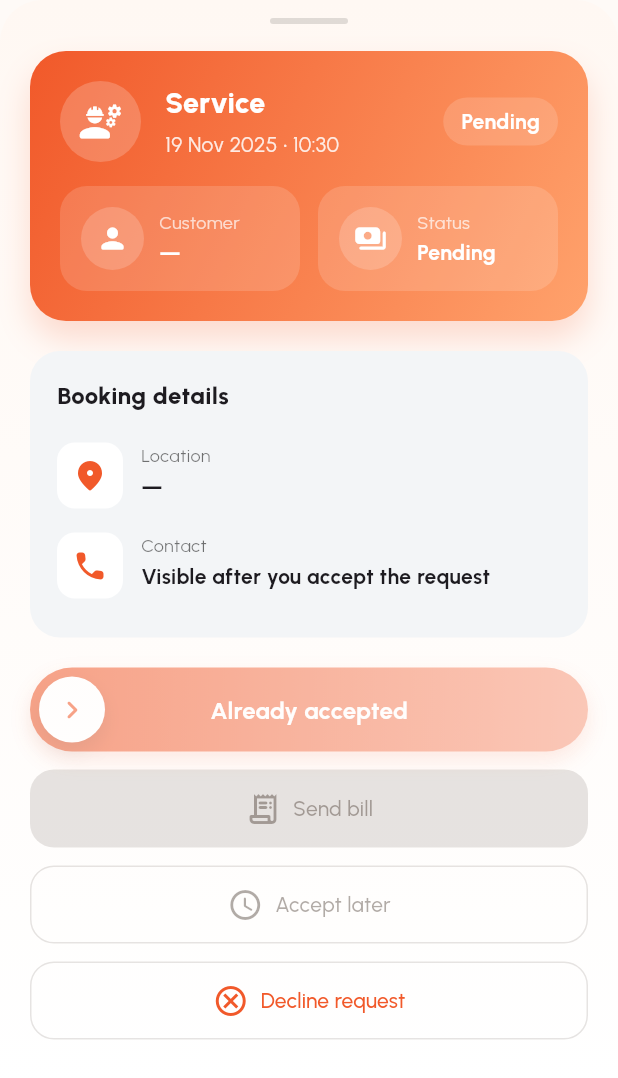
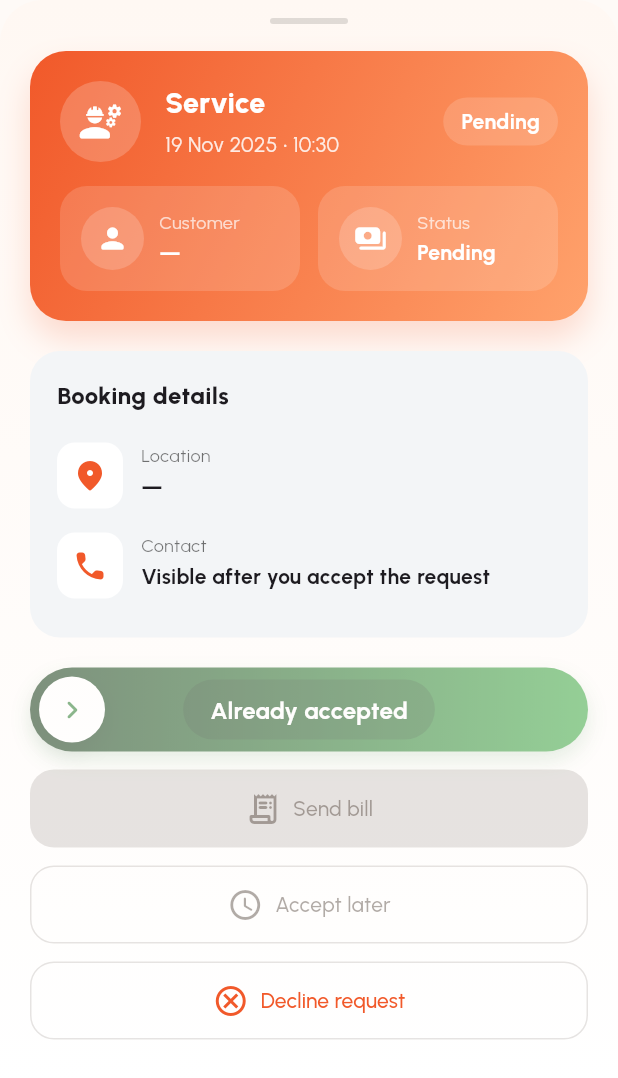
Before and after one commit to cosammalaika/Fixitzed-Fixer-App, a Flutter app: the _FixerBookingSheet widget shown alone on an empty page, opened directly with empty values, on a phone screen of 412 x 824 dp. Shown: the top 1078 px of the screen. Run offline on Flutter 3.47's test engine with Material 3 defaults, Android fonts, the phone set to English and light mode, and no system bars; our stand-ins replace connectivity_plus, file_picker, flutter_local_notifications, flutter_riverpod, google_fonts, image_picker and 2 more; accounts and stored records are empty; network calls fail.

Commit message:
important change update to app

```diff
--- a/lib/screens/bookings/booking_detail_screen.dart
+++ b/lib/screens/bookings/booking_detail_screen.dart
@@ -696,7 +696,7 @@ class _FixerBookingSheetState extends State<_FixerBookingSheet> {
                     ],
                   ),
                   const SizedBox(height: 20),
-                  _actionSection(status, brand),
+                  _actionSection(status, const Color(0xFF2E7D32)),
                   const SizedBox(height: 12),
                 ],
               ),
@@ -838,10 +838,9 @@ class _FixerBookingSheetState extends State<_FixerBookingSheet> {
         SizedBox(
           height: 56,
           child: SwipeActionButton(
-            label: canAccept
-                ? 'Swipe to accept booking'
-                : 'Already accepted',
+            label: canAccept ? 'Swipe to accept booking' : 'Already accepted',
             loadingLabel: 'Accepting…',
+            releaseLabel: 'Release to accept',
             enabled: canAccept && !_processing,
             trackColor: brand,
             onCompleted: _acceptRequest,
--- a/lib/widgets/swipe_action_button.dart
+++ b/lib/widgets/swipe_action_button.dart
@@ -9,6 +9,7 @@ class SwipeActionButton extends StatefulWidget {
     required this.label,
     required this.onCompleted,
     this.loadingLabel,
+    this.releaseLabel,
     this.height = 56,
     this.enabled = true,
     this.icon = Icons.chevron_right_rounded,
@@ -16,10 +17,12 @@ class SwipeActionButton extends StatefulWidget {
     this.trackColor = const Color(0xFFF1592A),
     this.successIcon = Icons.check_rounded,
     this.gradient,
+    this.progressColor,
   });
 
   final String label;
   final String? loadingLabel;
+  final String? releaseLabel;
   final Future<bool> Function() onCompleted;
   final double height;
   final bool enabled;
@@ -28,6 +31,7 @@ class SwipeActionButton extends StatefulWidget {
   final Color knobColor;
   final Color trackColor;
   final Gradient? gradient;
+  final Color? progressColor;
 
   @override
   State<SwipeActionButton> createState() => _SwipeActionButtonState();
@@ -68,10 +72,14 @@ class _SwipeActionButtonState extends State<SwipeActionButton>
 
   bool get _canInteract => widget.enabled && !_processing;
 
-  Gradient _resolveGradient() {
+  Gradient _resolveGradient(double progress) {
     if (widget.gradient != null) return widget.gradient!;
+    final base = widget.trackColor;
+    final softened = _lighten(base, 0.12);
+    final end = _mix(softened, base, progress.clamp(0.0, 1.0));
+    final start = _mix(_darken(base, 0.18), softened, progress.clamp(0.0, 1.0));
     return LinearGradient(
-      colors: [widget.trackColor, _lighten(widget.trackColor, 0.18)],
+      colors: [start, end],
       begin: Alignment.centerLeft,
       end: Alignment.centerRight,
     );
@@ -153,11 +161,28 @@ class _SwipeActionButtonState extends State<SwipeActionButton>
         final height = widget.height;
         final knobSize = height - 12;
         final maxExtent = math.max(0.0, width - knobSize - 12);
-        final offset = maxExtent * _percent;
+        final progress = _percent.clamp(0.0, 1.0);
+        final offset = maxExtent * progress;
         final labelStyle = Theme.of(context).textTheme.titleMedium?.copyWith(
               color: Colors.white,
               fontWeight: FontWeight.w700,
             );
+        final showReleaseLabel =
+            !_processing && !_completed && progress >= 0.75;
+        final displayLabel = showReleaseLabel
+            ? (widget.releaseLabel ?? 'Release to confirm')
+            : widget.label;
+        final baseProgressColor = widget.progressColor ?? Colors.white;
+        final overlayStart =
+            baseProgressColor.withOpacity(0.22 + (0.28 * progress));
+        final overlayEnd =
+            baseProgressColor.withOpacity(0.12 + (0.18 * progress));
+        final knobColor =
+            Color.lerp(widget.knobColor, Colors.white, progress * 0.35) ??
+            widget.knobColor;
+        final iconColor =
+            Color.lerp(widget.trackColor, Colors.white, progress * 0.45) ??
+            widget.trackColor;
 
         return Semantics(
           button: true,
@@ -177,7 +202,7 @@ class _SwipeActionButtonState extends State<SwipeActionButton>
               child: Container(
                 height: height,
                 decoration: BoxDecoration(
-                  gradient: _resolveGradient(),
+                  gradient: _resolveGradient(progress),
                   borderRadius: BorderRadius.circular(height),
                   boxShadow: [
                     BoxShadow(
@@ -190,6 +215,66 @@ class _SwipeActionButtonState extends State<SwipeActionButton>
                 child: Stack(
                   alignment: Alignment.center,
                   children: [
+                    Positioned.fill(
+                      child: ClipRRect(
+                        borderRadius: BorderRadius.circular(height),
+                        child: Align(
+                          alignment: Alignment.centerLeft,
+                          child: FractionallySizedBox(
+                            widthFactor:
+                                progress > 0 ? progress.clamp(0.0, 1.0) : 0.001,
+                            child: DecoratedBox(
+                              decoration: BoxDecoration(
+                                gradient: LinearGradient(
+                                  begin: Alignment.centerLeft,
+                                  end: Alignment.centerRight,
+                                  colors: [
+                                    overlayStart,
+                                    overlayEnd,
+                                  ],
+                                ),
+                              ),
+                            ),
+                          ),
+                        ),
+                      ),
+                    ),
+                    Positioned.fill(
+                      child: IgnorePointer(
+                        child: Padding(
+                          padding: EdgeInsets.symmetric(
+                            horizontal: math.max(20, height * 0.6),
+                          ),
+                          child: Row(
+                            mainAxisAlignment: MainAxisAlignment.spaceBetween,
+                            children: [0.2, 0.45, 0.7].map((threshold) {
+                              final arrowOpacity = progress >= threshold
+                                  ? math.min(
+                                      0.9,
+                                      math.max(
+                                        0.0,
+                                        0.35 + (progress - threshold) * 0.9,
+                                      ),
+                                    )
+                                  : 0.0;
+                              return AnimatedOpacity(
+                                duration: const Duration(milliseconds: 120),
+                                opacity: arrowOpacity,
+                                child: Icon(
+                                  Icons.chevron_right_rounded,
+                                  color: Colors.white.withOpacity(
+                                    0.55 + arrowOpacity * 0.4,
+                                  ),
+                                  size: constraints.biggest.height
+                                    .clamp(12.0, 18.0)
+                                    .toDouble(),
+                                ),
+                              );
+                            }).toList(),
+                          ),
+                        ),
+                      ),
+                    ),
                     if (_processing)
                       Row(
                         mainAxisAlignment: MainAxisAlignment.center,
@@ -212,14 +297,35 @@ class _SwipeActionButtonState extends State<SwipeActionButton>
                         ],
                       )
                     else
-                      Text(widget.label, style: labelStyle),
+                      AnimatedSwitcher(
+                        duration: const Duration(milliseconds: 170),
+                        transitionBuilder: (child, animation) =>
+                            FadeTransition(opacity: animation, child: child),
+                        child: Container(
+                          key: ValueKey<bool>(showReleaseLabel),
+                          padding: const EdgeInsets.symmetric(
+                            horizontal: 18,
+                            vertical: 8,
+                          ),
+                          decoration: BoxDecoration(
+                            color: Colors.black.withOpacity(
+                              0.18 + (progress * 0.22),
+                            ),
+                            borderRadius: BorderRadius.circular(height),
+                          ),
+                          child: Text(
+                            displayLabel,
+                            style: labelStyle,
+                          ),
+                        ),
+                      ),
                     Positioned(
                       left: 6 + offset,
                       child: Container(
                         width: knobSize,
                         height: knobSize,
                         decoration: BoxDecoration(
-                          color: widget.knobColor,
+                          color: knobColor,
                           borderRadius: BorderRadius.circular(knobSize / 2),
                           boxShadow: [
                             BoxShadow(
@@ -231,7 +337,7 @@ class _SwipeActionButtonState extends State<SwipeActionButton>
                         ),
                         child: Icon(
                           _completed ? widget.successIcon : widget.icon,
-                          color: widget.trackColor,
+                          color: iconColor,
                         ),
                       ),
                     ),
@@ -251,6 +357,16 @@ class _SwipeActionButtonState extends State<SwipeActionButton>
     return hsl.withLightness(lightness).toColor();
   }
 
+  static Color _darken(Color color, double amount) {
+    final hsl = HSLColor.fromColor(color);
+    final lightness = (hsl.lightness - amount).clamp(0.0, 1.0);
+    return hsl.withLightness(lightness).toColor();
+  }
+
+  static Color _mix(Color a, Color b, double t) {
+    return Color.lerp(a, b, t.clamp(0.0, 1.0)) ?? a;
+  }
+
   void _handleStatus(AnimationStatus status) {
     if (status == AnimationStatus.completed ||
         status == AnimationStatus.dismissed) {
```
Also changed, not shown: lib/screens/dashboard_screen.dart (+11 -14 lines), lib/screens/notifications/notifications_screen.dart (+43 -26 lines).
